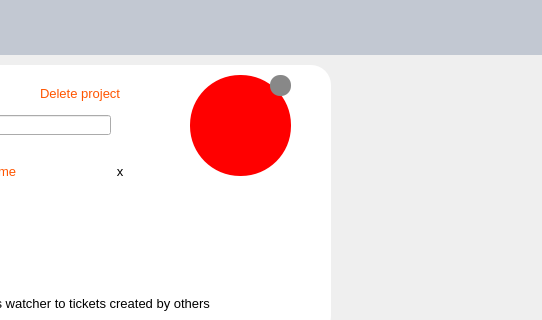
Before: the Qt Designer form TaskInfoWindow.ui in falcon198236/projectmgr, drawn with Qt 5; both pictures show x 362 to 904 and y 0 to 320 of the 904 by 575 pixel window.
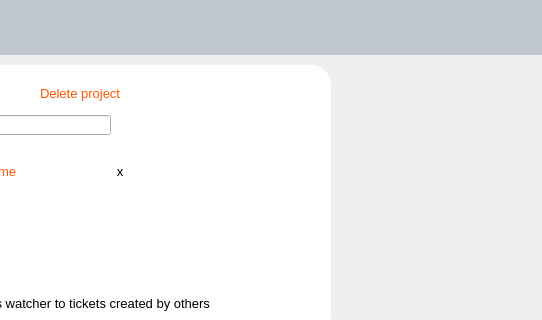
After: the same form once the commit is applied. Icons and pictures are not drawn.

Commit message: Added photo widget

Patch:
```diff
--- a/TaskInfoWindow.ui
+++ b/TaskInfoWindow.ui
@@ -287,49 +287,6 @@
               <string>Add me as watcher to tickets created by others</string>
              </property>
             </widget>
-            <widget class="QGraphicsView" name="gpviewPhoto">
-             <property name="geometry">
-              <rect>
-               <x>350</x>
-               <y>10</y>
-               <width>101</width>
-               <height>101</height>
-              </rect>
-             </property>
-             <property name="styleSheet">
-              <string notr="true">width:100px;
-height100px;
-background-color:Red;
-border-radius:50px;</string>
-             </property>
-            </widget>
-            <widget class="QPushButton" name="btnRemovePhoto">
-             <property name="geometry">
-              <rect>
-               <x>430</x>
-               <y>10</y>
-               <width>21</width>
-               <height>21</height>
-              </rect>
-             </property>
-             <property name="styleSheet">
-              <string notr="true">QPushButton
-{
-  background-color:#888888;
-  border-radius: 10px;
-   image: url(:/Images/images/icon_07.png);
-}
-
-QPushButton:hover
-{
-  background-color:#000000;
-border:1px solid #ffffff;
-}</string>
-             </property>
-             <property name="text">
-              <string/>
-             </property>
-            </widget>
             <widget class="QCheckBox" name="chkWatcher">
              <property name="enabled">
               <bool>true</bool>
```
The commit also changes 12 other files.
